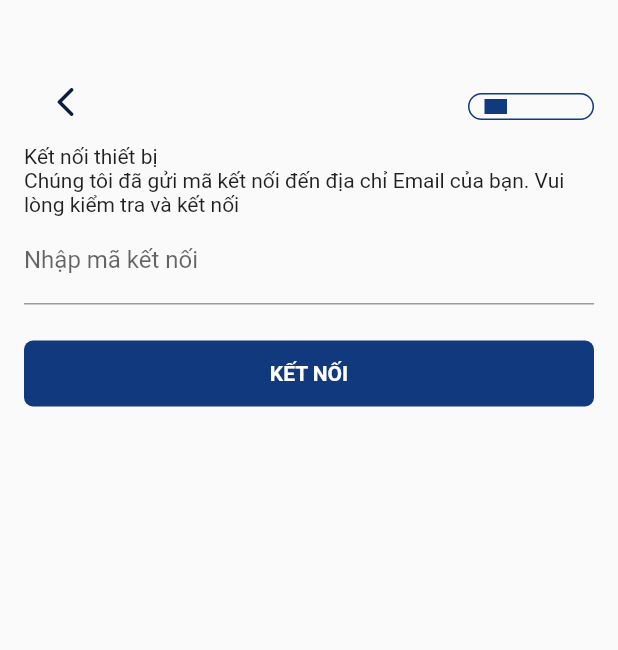
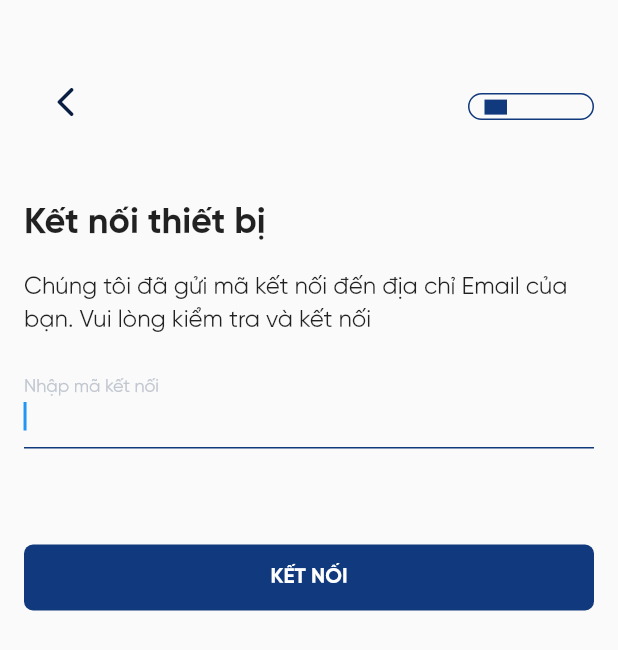
Before and after one commit to kingorfarmer/mobile_sign, a Flutter app: the ConnectDevice screen opened directly, on a phone screen of 412 x 824 dp. Shown: the top 650 px of the screen. Run offline on Flutter 3.47's test engine with Material 2 defaults, Android fonts, the phone set to English and light mode, and no system bars; drawn by our look-alikes of percent_indicator; our stand-ins replace flutter_native_splash, intro_slider.

Commit message:
08/12/2020

```diff
--- a/myApp/lib/Screens/SignIn/components/connect_device_body.dart
+++ b/myApp/lib/Screens/SignIn/components/connect_device_body.dart
@@ -65,9 +65,9 @@ class ConnectDeviceBody extends StatefulWidget {
 class _FormConnectState extends State<ConnectDeviceBody>
     with WidgetsBindingObserver {
   final GlobalKey<ScaffoldState> _scaffoldKey = new GlobalKey<ScaffoldState>();
-  final _contentController = TextEditingController();
+  final _connectController = TextEditingController();
   //define states
-  String _content;
+  String _connect;
   @override
   void initState() {
     super.initState();
@@ -89,10 +89,9 @@ class _FormConnectState extends State<ConnectDeviceBody>
           body: SafeArea(
               minimum: const EdgeInsets.only(top: 40, left: 16, right: 16),
               child: Column(
-                // mainAxisAlignment: MainAxisAlignment.start,
                 crossAxisAlignment: CrossAxisAlignment.start,
                 children: <Widget>[
-                  Positioned(
+                  Container(
                     child: AppBar(
                       elevation: 0,
                       backgroundColor: Colors.transparent,
@@ -108,7 +107,7 @@ class _FormConnectState extends State<ConnectDeviceBody>
                       actions: <Widget>[
                         Container(
                             margin: const EdgeInsets.only(top: 22, bottom: 16),
-                            padding: const EdgeInsets.only(top: 3, right: 2),
+                            padding: const EdgeInsets.only(top: 3.4, right: 2),
                             decoration: BoxDecoration(
                               border: Border.all(
                                   width: 1,
@@ -128,32 +127,57 @@ class _FormConnectState extends State<ConnectDeviceBody>
                       ],
                     ),
                   ),
+                  SizedBox(height: 38),
                   Text(
                     'Kết nối thiết bị',
-                    style: TextStyle(),
+                    style: TextStyle(
+                        fontSize: 24,
+                        fontWeight: FontWeight.bold,
+                        fontFamily: 'Gilroy'),
                   ),
+                  SizedBox(height: 16),
                   Text(
-                      'Chúng tôi đã gửi mã kết nối đến địa chỉ Email của bạn. Vui lòng kiểm tra và kết nối'),
+                    'Chúng tôi đã gửi mã kết nối đến địa chỉ Email của bạn. Vui lòng kiểm tra và kết nối',
+                    style: TextStyle(
+                        fontSize: 16, fontFamily: 'Gilroy', height: 1.4),
+                  ),
+                  SizedBox(height: 16),
                   TextField(
-                    decoration: InputDecoration(labelText: 'Nhập mã kết nối'),
-                    controller: _contentController,
+                    autofocus: true,
+                    decoration: InputDecoration(
+                      focusedBorder: UnderlineInputBorder(
+                          borderSide: BorderSide(
+                              color: Color.fromRGBO(17, 57, 125, 1))),
+                      labelText: 'Nhập mã kết nối',
+                      labelStyle: TextStyle(
+                          fontFamily: 'Gilroy',
+                          color: Color.fromRGBO(193, 199, 208, 1)),
+                    ),
+                    controller: _connectController,
                     onChanged: (text) {
                       setState(() {
-                        _content = text;
+                        _connect = text;
                       });
                     },
                   ),
                   SizedBox(
-                    height: 24,
+                    height: 64,
                   ),
                   SizedBox(
                     width: double.infinity,
                     height: 44,
                     child: new FlatButton(
-                      onPressed: () {},
+                      onPressed: () {
+                        // Navigator.push(
+                        //   context,
+                        //   MaterialPageRoute(
+                        //       builder: (context) => ConnectDeviceBody()),
+                        // );
+                      },
                       child: Text(
                         'Kết nối'.toUpperCase(),
                         style: TextStyle(
+                          fontFamily: 'Gilroy',
                           fontSize: 14,
                           fontWeight: FontWeight.w700,
                         ),
```
Also changed, not shown: myApp/assets/icons/icon.png (added), 9 other files.
